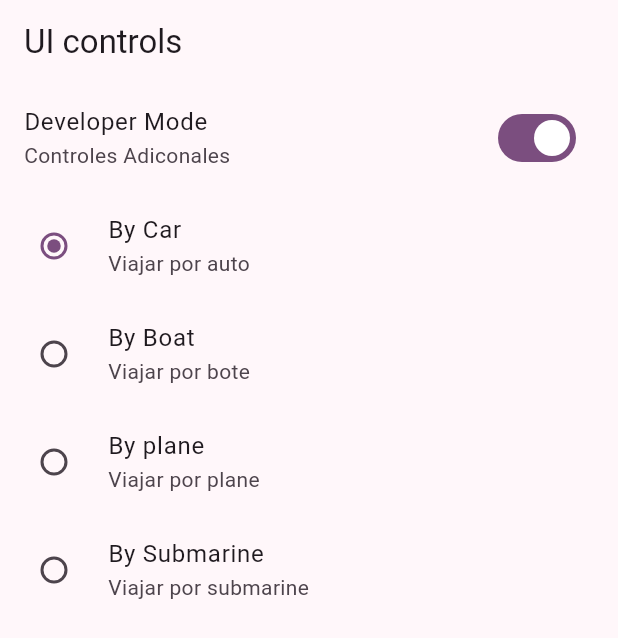
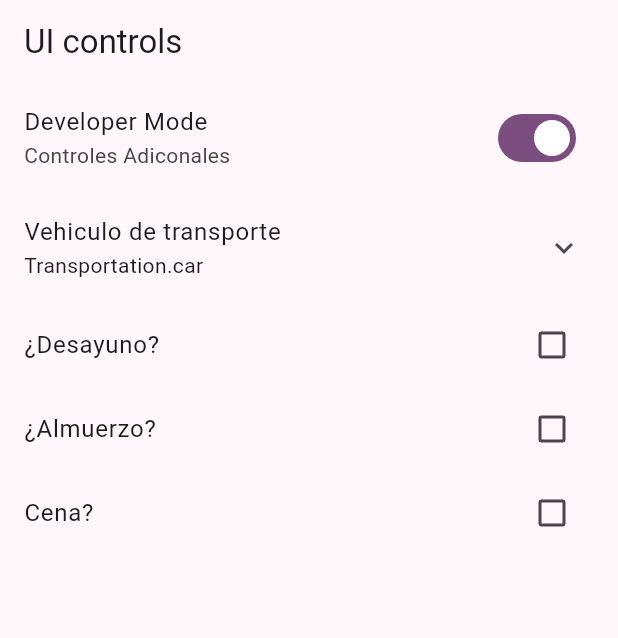
Before and after one commit to TITANRAH/flutter_curso_fer_widgets, a Flutter app: the UiControlsScreen screen opened by its route, on a phone screen of 412 x 824 dp. Shown: the top 638 px of the screen. Run offline on Flutter 3.47's test engine with Material 2 defaults, Android fonts, the phone set to English and light mode, and no system bars; our stand-ins replace go_router.

```diff
--- a/lib/presentation/screens/ui_controls/ui_controls_screen.dart
+++ b/lib/presentation/screens/ui_controls/ui_controls_screen.dart
@@ -30,6 +30,10 @@ class _UiControlsViewState extends State<_UiControlsView> {
   // si quisiera atrapar el valor seleccionado solo veo cual es
   Transportation selectedTransportation = Transportation.car;
 
+  bool wantsBreakFast = false;
+  bool wantsLaunch = false;
+  bool wantsDinner = false;
+
   @override
   Widget build(BuildContext context) {
     return ListView(
@@ -47,6 +51,10 @@ class _UiControlsViewState extends State<_UiControlsView> {
           ),
         ),
 
+        ExpansionTile(
+          title: const Text('Vehiculo de transporte'),
+          subtitle: Text('$selectedTransportation'),
+          children: [
             RadioListTile(
               title: const Text('By Car'),
               subtitle: const Text('Viajar por auto'),
@@ -58,7 +66,6 @@ class _UiControlsViewState extends State<_UiControlsView> {
                 },
               ),
             ),
-
             RadioListTile(
               title: const Text('By Boat'),
               subtitle: const Text('Viajar por bote'),
@@ -70,7 +77,6 @@ class _UiControlsViewState extends State<_UiControlsView> {
                 },
               ),
             ),
-
             RadioListTile(
               title: const Text('By plane'),
               subtitle: const Text('Viajar por plane'),
@@ -94,6 +100,36 @@ class _UiControlsViewState extends State<_UiControlsView> {
               ),
             ),
           ],
+        ),
+
+        CheckboxListTile(
+          title: const Text('¿Desayuno?'),
+          value: wantsBreakFast,
+          onChanged: (value) => setState(
+            () {
+              wantsBreakFast = !wantsBreakFast;
+            },
+          ),
+        ),
+        CheckboxListTile(
+          title: const Text('¿Almuerzo?'),
+          value: wantsLaunch,
+          onChanged: (value) => setState(
+            () {
+              wantsLaunch = !wantsLaunch;
+            },
+          ),
+        ),
+        CheckboxListTile(
+          title: const Text('Cena?'),
+          value: wantsDinner,
+          onChanged: (value) => setState(
+            () {
+              wantsDinner = !wantsDinner;
+            },
+          ),
+        ),
+      ],
     );
   }
 }
```
Lines whose indentation alone changed are shown as unchanged.
